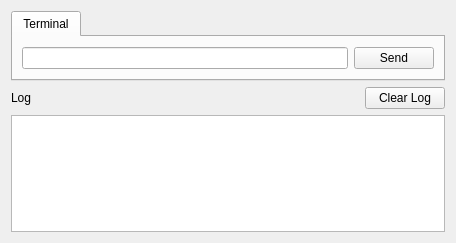
First picture: the form in RFIDMonitorDeskApp/gui/readerinteractorwidget.ui, repository CELTAB/rfidmonitor, before the edit.
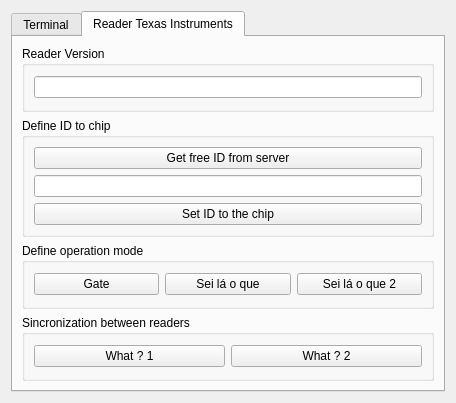
Second picture: the form after the edit. The open tabs and pages were chosen to show the change.

Commit message: Backup purpose. Cleaning branch of other systems: RFIDMonitor, RFIDMonitorDesktop, RFIDReaderSimulator. Now this branch have only RFIDMonitorDeskApp system. On RFIDMonitorDeskApp: New way to use model in ListView of rasps found. Logging of ReaderInteractor is up to date to work with both serial and network communication. A missing part of SerialCommunication about serial settings is now ok.

The edit to the form file:
```diff
--- a/RFIDMonitorDeskApp/gui/readerinteractorwidget.ui
+++ b/RFIDMonitorDeskApp/gui/readerinteractorwidget.ui
@@ -7,7 +7,7 @@
     <x>0</x>
     <y>0</y>
     <width>456</width>
-    <height>243</height>
+    <height>403</height>
    </rect>
   </property>
   <property name="windowTitle">
@@ -29,7 +29,26 @@
       <attribute name="title">
        <string>Terminal</string>
       </attribute>
+      <layout class="QVBoxLayout" name="verticalLayout_2">
+       <item>
+        <widget class="QPushButton" name="btStartPauseReading">
+         <property name="text">
+          <string>Start</string>
+         </property>
+         <property name="checkable">
+          <bool>true</bool>
+         </property>
+        </widget>
+       </item>
+       <item>
       <layout class="QHBoxLayout" name="horizontalLayout_2">
+         <item>
+          <widget class="QLabel" name="label_2">
+           <property name="text">
+            <string>Input</string>
+           </property>
+          </widget>
+         </item>
        <item>
         <widget class="QLineEdit" name="leCommand"/>
        </item>
@@ -41,15 +60,13 @@
         </widget>
        </item>
       </layout>
-     </widget>
-    </widget>
    </item>
    <item>
     <layout class="QHBoxLayout" name="horizontalLayout">
      <item>
       <widget class="QLabel" name="label">
        <property name="text">
-        <string>Log</string>
+            <string>Output</string>
        </property>
       </widget>
      </item>
@@ -69,10 +86,40 @@
      <item>
       <widget class="QPushButton" name="btClearOutput">
        <property name="text">
-        <string>Clear Log</string>
+            <string>Clear Output</string>
        </property>
       </widget>
      </item>
+         <item>
+          <widget class="Line" name="line">
+           <property name="orientation">
+            <enum>Qt::Vertical</enum>
+           </property>
+          </widget>
+         </item>
+         <item>
+          <widget class="QPushButton" name="btLogTo">
+           <property name="text">
+            <string>Log to:</string>
+           </property>
+          </widget>
+         </item>
+         <item>
+          <widget class="QLineEdit" name="leLogFile">
+           <property name="maximumSize">
+            <size>
+             <width>16777214</width>
+             <height>16777215</height>
+            </size>
+           </property>
+           <property name="readOnly">
+            <bool>true</bool>
+           </property>
+          </widget>
+         </item>
+         <item>
+          <widget class="QComboBox" name="cbLogType"/>
+         </item>
     </layout>
    </item>
    <item>
@@ -92,6 +139,108 @@
      <property name="readOnly">
       <bool>true</bool>
      </property>
+        </widget>
+       </item>
+      </layout>
+     </widget>
+     <widget class="QWidget" name="tabFriendlyConfig">
+      <attribute name="title">
+       <string>Reader Texas Instruments</string>
+      </attribute>
+      <layout class="QVBoxLayout" name="verticalLayout_3">
+       <item>
+        <widget class="QGroupBox" name="groupBox_2">
+         <property name="title">
+          <string>Reader Version</string>
+         </property>
+         <layout class="QVBoxLayout" name="verticalLayout_4">
+          <item>
+           <widget class="QLineEdit" name="lineEdit_2"/>
+          </item>
+         </layout>
+        </widget>
+       </item>
+       <item>
+        <widget class="QGroupBox" name="groupBox">
+         <property name="title">
+          <string>Define ID to chip</string>
+         </property>
+         <layout class="QGridLayout" name="gridLayout">
+          <item row="1" column="0">
+           <widget class="QLineEdit" name="lineEdit"/>
+          </item>
+          <item row="0" column="0">
+           <widget class="QPushButton" name="pushButton">
+            <property name="text">
+             <string>Get free ID from server</string>
+            </property>
+           </widget>
+          </item>
+          <item row="2" column="0">
+           <widget class="QPushButton" name="pushButton_2">
+            <property name="text">
+             <string>Set ID to the chip</string>
+            </property>
+           </widget>
+          </item>
+         </layout>
+        </widget>
+       </item>
+       <item>
+        <widget class="QGroupBox" name="groupBox_3">
+         <property name="title">
+          <string>Define operation mode</string>
+         </property>
+         <layout class="QHBoxLayout" name="horizontalLayout_3">
+          <item>
+           <widget class="QPushButton" name="pushButton_3">
+            <property name="text">
+             <string>Gate</string>
+            </property>
+           </widget>
+          </item>
+          <item>
+           <widget class="QPushButton" name="pushButton_4">
+            <property name="text">
+             <string>Sei lá o que</string>
+            </property>
+           </widget>
+          </item>
+          <item>
+           <widget class="QPushButton" name="pushButton_5">
+            <property name="text">
+             <string>Sei lá o que 2</string>
+            </property>
+           </widget>
+          </item>
+         </layout>
+        </widget>
+       </item>
+       <item>
+        <widget class="QGroupBox" name="groupBox_4">
+         <property name="title">
+          <string>Sincronization between readers</string>
+         </property>
+         <layout class="QHBoxLayout" name="horizontalLayout_4">
+          <item>
+           <widget class="QPushButton" name="pushButton_6">
+            <property name="text">
+             <string>What ? 1</string>
+            </property>
+           </widget>
+          </item>
+          <item>
+           <widget class="QPushButton" name="pushButton_7">
+            <property name="text">
+             <string>What ? 2</string>
+            </property>
+           </widget>
+          </item>
+         </layout>
+        </widget>
+       </item>
+      </layout>
+     </widget>
     </widget>
    </item>
   </layout>
```
Lines whose indentation alone changed are shown as unchanged. The commit also changes 100 other files.
